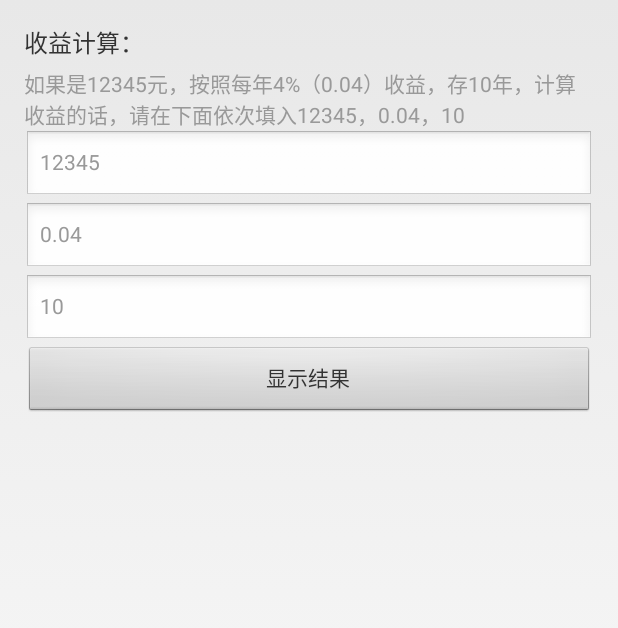
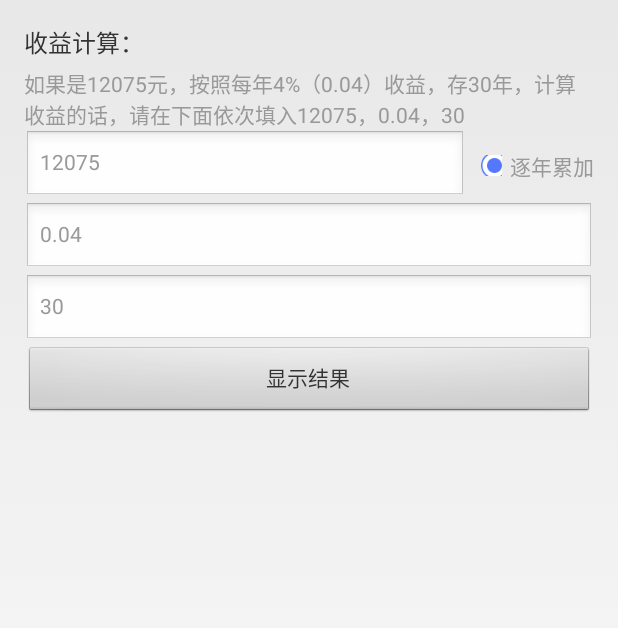
Before and after one commit to liuchonghui/RateCounter, an Android app: the screen it shows after launch (MainActivity), after a tap on "显示结果", on a phone screen of 412 x 824 dp. Shown: the top 628 px of the screen. Run offline under Robolectric (Android 15) with nearby library versions, the phone set to English and light mode, and no system bars; libraries missing offline, so code that uses them is left out: com.android.overlay, com.sina.sinagame; 6 statements that could not run were skipped; 1 other tap on this screen came first.

Commit message:
commit changes

```diff
--- /dev/null
+++ b/RateCounter/app/src/main/java/tool/ratecounter/android/DonationPopupAttacher.java
@@ -0,0 +1,171 @@
+package tool.ratecounter.android;
+
+import android.annotation.SuppressLint;
+import android.app.Activity;
+import android.view.LayoutInflater;
+import android.view.View;
+import android.view.ViewGroup;
+import android.widget.BaseAdapter;
+import android.widget.ListView;
+import android.widget.TextView;
+
+import com.sina.sinagame.windowattacher.FooterWindowAttacher;
+
+import java.math.BigDecimal;
+import java.util.ArrayList;
+import java.util.List;
+
+/**
+ * 弹窗
+ *
+ * @author liu_chonghui
+ */
+@SuppressLint("ValidFragment")
+@SuppressWarnings("deprecation")
+public class DonationPopupAttacher extends FooterWindowAttacher implements
+        View.OnClickListener {
+
+    public DonationPopupAttacher(Activity attachedActivity) {
+        this(attachedActivity, R.layout.donation_popupattacher);
+    }
+
+    private DonationPopupAttacher(Activity attachedActivity, int layoutResId) {
+        super(attachedActivity, R.layout.donation_popupattacher,
+                R.id.popup_animation_layout);
+    }
+
+    TextView benjin;
+    ListView listView;
+    NewsListAdapter mAdapter;
+
+    @Override
+    public void findViewByContentView(View contentView) {
+        benjin = (TextView) contentView.findViewById(R.id.benjin);
+        listView = (ListView) contentView.findViewById(R.id.list);
+        mAdapter = new NewsListAdapter();
+    }
+
+    @Override
+    public void adjustContentView(View contentView) {
+        super.adjustContentView(contentView);
+        if (this.markState) {
+            benjin.append("(累加)");
+        }
+
+        mAdapter.setData(list);
+        listView.setAdapter(mAdapter);
+        mAdapter.notifyDataSetChanged();
+    }
+
+    class RateResult {
+        String year;
+        Money benjin;
+        Money zongjine;
+    }
+
+    List<RateResult> list = new ArrayList<RateResult>();
+
+    protected Money getInput(String input) {
+        BigDecimal bd = new BigDecimal(input);
+        bd = bd.setScale(2, BigDecimal.ROUND_DOWN);
+        Money money = new Money();
+        money.setValue(bd.toString());
+        return money;
+    }
+
+    boolean markState = false;
+
+    public void setData(String yuan, String rate, String years, boolean markState) {
+        this.markState = markState;
+        Money m = getInput(yuan);
+        Money leijia = getInput(yuan);
+        Money moneyTemp = getInput(yuan);
+        double money = m.getDouble();
+        m = getInput(rate);
+        double rat = m.getDouble();
+        m = getInput(years);
+        int year = Integer.valueOf(m.getInteger());
+
+        list.clear();
+        Money moneyTempAll;
+        for (int i = 0; i < year; i++) {
+            RateResult rr = new RateResult();
+            rr.year = "第" + (i + 1) + "年";
+            rr.benjin = getInput(String.valueOf(moneyTemp.getDouble()));
+            if (this.markState && i > 0) {
+                rr.benjin = getInput(String.valueOf(leijia.getDouble() + moneyTemp.getDouble()));
+            }
+            double all = rr.benjin.getDouble() * (1 + rat);
+            moneyTempAll = getInput(String.valueOf(all));
+            rr.zongjine = getInput(String.valueOf(moneyTempAll.getDouble()));
+            moneyTemp = moneyTempAll;
+
+            list.add(rr);
+        }
+    }
+
+    @Override
+    public void onClick(View view) {
+        final int id = view.getId();
+    }
+
+    class NewsListAdapter extends BaseAdapter {
+        List<RateResult> datalist;
+
+        public NewsListAdapter() {
+        }
+
+        public void setData(List<RateResult> list) {
+            this.datalist = list;
+        }
+
+        @Override
+        public int getCount() {
+            if (datalist != null) {
+                return datalist.size();
+            }
+            return 0;
+        }
+
+        @Override
+        public Object getItem(int position) {
+            return datalist.get(position);
+        }
+
+        @Override
+        public long getItemId(int position) {
+            return position;
+        }
+
+        protected int getItemLayout() {
+            return R.layout.question_list_item;
+        }
+
+        public View getView(int position, View convertView, ViewGroup parent) {
+            RateResult model = datalist.get(position);
+
+            ViewHolder holder;
+            if (convertView == null) {
+                holder = new ViewHolder();
+                convertView = LayoutInflater.from(getActivity()).inflate(
+                        getItemLayout(), null);
+                holder.year = (TextView) convertView.findViewById(R.id.years);
+                holder.benjin = (TextView) convertView.findViewById(R.id.benjin);
+                holder.zongjine = (TextView) convertView.findViewById(R.id.zongjine);
+                convertView.setTag(holder);
+            } else {
+                holder = (ViewHolder) convertView.getTag();
+            }
+            holder.year.setText(model.year);
+            holder.benjin.setText(model.benjin.getValue());
+            holder.zongjine.setText(model.zongjine.getValue());
+            return convertView;
+        }
+
+        class ViewHolder {
+            TextView year;
+            TextView benjin;
+            TextView zongjine;
+        }
+    }
+}
--- a/RateCounter/app/src/main/java/tool/ratecounter/fragment/MainFragment.java
+++ b/RateCounter/app/src/main/java/tool/ratecounter/fragment/MainFragment.java
@@ -8,11 +8,13 @@ import android.view.LayoutInflater;
 import android.view.View;
 import android.view.ViewGroup;
 import android.widget.Button;
+import android.widget.CheckBox;
 import android.widget.EditText;
 
 import com.android.overlay.utils.LogUtils;
 
 import tool.ratecounter.activity.CustomWaitDialog;
+import tool.ratecounter.android.DonationPopupAttacher;
 import tool.ratecounter.android.MoneyInputVerifier;
 import tool.ratecounter.android.R;
 import tool.ratecounter.android.RateInputVerifier;
@@ -68,6 +70,10 @@ public class MainFragment extends BaseFragment {
     EditText rate;
     EditText years;
     Button confirm;
+    boolean markState = false;
+    View markbox;
+    CheckBox checkbox;
+    DonationPopupAttacher attacher;
 
     @SuppressLint("InflateParams")
     protected void intView(View view) {
@@ -76,7 +82,7 @@ public class MainFragment extends BaseFragment {
 
         yuan = (EditText) view.findViewById(R.id.yuan);
         rate = (EditText) view.findViewById(R.id.rate);
-        years = (EditText)view.findViewById(R.id.years);
+        years = (EditText) view.findViewById(R.id.years);
 
         yuan.addTextChangedListener(new MoneyInputVerifier(yuan));
         rate.addTextChangedListener(new RateInputVerifier(rate));
@@ -87,11 +93,42 @@ public class MainFragment extends BaseFragment {
             @Override
             public void onClick(View view) {
                 String yuanStr = yuan.getText().toString().trim();
+                if (yuanStr == null || yuanStr.length() == 0) {
+                    yuanStr = yuan.getHint().toString().trim();
+                }
                 String rateStr = rate.getText().toString().trim();
+                if (rateStr == null || rateStr.length() == 0) {
+                    rateStr = rate.getHint().toString().trim();
+                }
                 String yearStr = years.getText().toString().trim();
+                if (yearStr == null || yearStr.length() == 0) {
+                    yearStr = years.getHint().toString().trim();
+                }
                 LogUtils.d("RC", "yuan=" + yuanStr + ", rate=" + rateStr + ", year=" + yearStr);
+                if (null == attacher) {
+                    attacher = new DonationPopupAttacher(getActivity());
+                }
+                attacher.setData(yuanStr, rateStr, yearStr, markState);
+                attacher.toggle();
             }
         });
+
+        markbox = view.findViewById(R.id.mark_layout);
+        checkbox = (CheckBox) view.findViewById(R.id.markbox);
+        checkbox.setChecked(markState);
+        markbox.setOnClickListener(new MarkClickListener());
+    }
+
+    class MarkClickListener implements View.OnClickListener {
+
+        public MarkClickListener() {
+        }
+
+        @Override
+        public void onClick(View view) {
+            markState = !markState;
+            checkbox.setChecked(markState);
+        }
     }
 
     protected void flushPage() {
@@ -120,9 +157,9 @@ public class MainFragment extends BaseFragment {
     }
 
     public boolean holdGoBack() {
-        // if (myOneKeyShare != null && myOneKeyShare.isShow()) {
-        // return true;
-        // }
+        if (attacher != null && attacher.isShowing()) {
+            return true;
+        }
         // if (popupAttacher != null && popupAttacher.isShowing()) {
         // return true;
         // }
@@ -133,9 +170,9 @@ public class MainFragment extends BaseFragment {
         boolean flag = false;
         if (keyCode == KeyEvent.KEYCODE_BACK) {
             if (holdGoBack()) {
-                // if (myOneKeyShare != null && myOneKeyShare.isShow()) {
-                // myOneKeyShare.close();
-                // }
+                if (attacher != null && attacher.isShowing()) {
+                    attacher.closePop();
+                }
                 // if (popupAttacher != null && popupAttacher.isShowing()) {
                 // popupAttacher.closePop();
                 // }
--- /dev/null
+++ b/RateCounter/app/src/main/res/drawable/markbox_selector.xml
@@ -0,0 +1,12 @@
+<?xml version="1.0" encoding="UTF-8"?>
+<selector xmlns:android="http://schemas.android.com/apk/res/android">
+
+    <!--<item android:drawable="@drawable/markbox_unchecked_disable" android:state_enabled="false"/>-->
+    <!--<item android:drawable="@drawable/markbox_checked" android:state_checked="true" android:state_enabled="true"/>-->
+    <!--<item android:drawable="@drawable/markbox_unchecked" android:state_checked="false" android:state_enabled="true"/>-->
+
+    <!--<item android:drawable="@drawable/markbox_unchecked_disable" android:state_enabled="false"/>-->
+    <item android:drawable="@mipmap/markbox_checked" android:state_checked="true" android:state_enabled="true"/>
+    <item android:drawable="@mipmap/markbox_unchecked" android:state_checked="false" android:state_enabled="true"/>
+
+</selector>
--- a/RateCounter/app/src/main/res/layout/activity_main.xml
+++ b/RateCounter/app/src/main/res/layout/activity_main.xml
@@ -8,68 +8,114 @@
     android:paddingRight="@dimen/activity_horizontal_margin"
     android:paddingTop="@dimen/activity_vertical_margin"
     tools:context="tool.whosdomainname.android.MainActivity">
-    <TextView android:id="@+id/title"
+
+    <TextView
+        android:id="@+id/title"
         android:layout_width="wrap_content"
         android:layout_height="wrap_content"
         android:text="收益计算："
-        android:textSize="16sp"
-        android:textColor="#333333"/>
+        android:textColor="#333333"
+        android:textSize="16sp" />
 
-    <TextView android:id="@+id/text1"
+    <TextView
+        android:id="@+id/text1"
+        android:layout_width="wrap_content"
+        android:layout_height="wrap_content"
         android:layout_below="@+id/title"
         android:paddingTop="5dp"
-        android:layout_width="wrap_content"
-        android:layout_height="wrap_content"
-        android:text="如果是12345元，按照每年4%（0.04）收益，存10年，计算收益的话，请在下面依次填入12345，0.04，10"
-        android:textSize="14sp"
-        android:textColor="#999999"/>
-    <EditText android:id="@+id/yuan"
+        android:text="如果是12075元，按照每年4%（0.04）收益，存30年，计算收益的话，请在下面依次填入12075，0.04，30"
+        android:textColor="#999999"
+        android:textSize="14sp" />
+
+    <RelativeLayout
+        android:id="@+id/money_layout"
         android:layout_width="match_parent"
         android:layout_height="wrap_content"
-        android:layout_below="@+id/text1"
+        android:layout_below="@+id/text1">
+
+        <EditText
+            android:id="@+id/yuan"
+            android:layout_width="match_parent"
+            android:layout_height="wrap_content"
+            android:layout_centerVertical="true"
+            android:layout_toLeftOf="@+id/mark_layout"
+            android:hint="12075"
+            android:imeOptions="actionDone"
+            android:inputType="numberDecimal"
+            android:maxLines="1"
+            android:paddingTop="5dp"
+            android:textColor="#666666"
+            android:textColorHint="#999999"
+            android:textSize="14sp" />
+
+        <LinearLayout
+            android:id="@+id/mark_layout"
+            android:layout_width="wrap_content"
+            android:layout_height="wrap_content"
+            android:paddingLeft="10dp"
+            android:layout_centerVertical="true"
+            android:layout_alignParentRight="true"
+            android:gravity="center_horizontal|center_vertical"
+            android:paddingBottom="10dp"
+            android:paddingTop="10dp">
+
+            <CheckBox
+                android:id="@+id/markbox"
+                android:layout_width="14sp"
+                android:layout_height="14sp"
+                android:button="@drawable/markbox_selector"
+                android:checked="false" />
+
+            <TextView
+                android:id="@+id/comfirm_text"
+                android:layout_width="wrap_content"
+                android:layout_height="wrap_content"
+                android:paddingLeft="5dp"
+                android:text="逐年累加"
+                android:textColor="#999999"
+                android:textSize="14sp" />
+
+        </LinearLayout>
+    </RelativeLayout>
+
+    <EditText
+        android:id="@+id/rate"
+        android:layout_width="match_parent"
+        android:layout_height="wrap_content"
+        android:layout_below="@+id/money_layout"
         android:gravity="center_vertical"
+        android:hint="0.04"
+        android:imeOptions="actionDone"
+        android:inputType="numberDecimal"
+        android:maxLines="1"
         android:paddingTop="5dp"
         android:textColor="#666666"
         android:textColorHint="#999999"
-        android:hint="12345"
-        android:textSize="14sp"
-        android:maxLines="1"
-        android:inputType="numberDecimal"
-        android:imeOptions="actionDone"/>
-    <EditText android:id="@+id/rate"
+        android:textSize="14sp" />
+
+    <EditText
+        android:id="@+id/years"
         android:layout_width="match_parent"
         android:layout_height="wrap_content"
+        android:layout_below="@+id/rate"
         android:gravity="center_vertical"
-        android:layout_below="@+id/yuan"
+        android:hint="30"
+        android:imeOptions="actionDone"
+        android:inputType="numberDecimal"
+        android:maxLines="1"
         android:paddingTop="5dp"
         android:textColor="#666666"
         android:textColorHint="#999999"
-        android:hint="0.04"
-        android:textSize="14sp"
-        android:maxLines="1"
-        android:inputType="numberDecimal"
-        android:imeOptions="actionDone"/>
-    <EditText android:id="@+id/years"
-        android:layout_width="match_parent"
-        android:layout_height="wrap_content"
-        android:gravity="center_vertical"
-        android:layout_below="@+id/rate"
-        android:paddingTop="5dp"
-        android:textColor="#666666"
-        android:textColorHint="#999999"
-        android:hint="10"
-        android:textSize="14sp"
-        android:maxLines="1"
-        android:inputType="numberDecimal"
-        android:imeOptions="actionDone"/>
+        android:textSize="14sp" />
+
     <Button
         android:id="@+id/confirm"
         android:layout_width="match_parent"
         android:layout_height="wrap_content"
+        android:layout_below="@+id/years"
         android:gravity="center"
-        android:layout_below="@+id/years"
         android:paddingTop="5dp"
+        android:text="显示结果"
         android:textColor="#333333"
-        android:textSize="14sp"
-        android:text="显示结果"/>
+        android:textSize="14sp" />
 </RelativeLayout>
```
Also changed, not shown: RateCounter/app/src/main/res/drawable/gift_pop_bg.xml (added, +37 -0 lines), RateCounter/app/src/main/res/layout/donation_popupattacher.xml (added, +55 -0 lines), RateCounter/app/src/main/res/layout/question_list_item.xml (added, +34 -0 lines), RateCounter/app/src/main/res/mipmap-xhdpi/markbox_checked.png (added), RateCounter/app/src/main/res/mipmap-xhdpi/markbox_unchecked.png (added).
